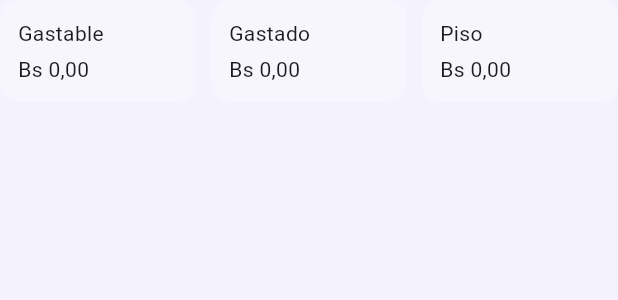
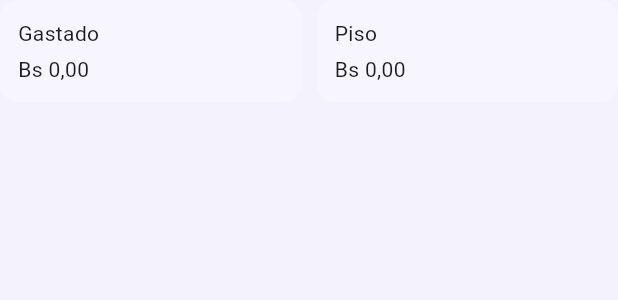
Before and after one commit to Fercho63036/gastos_app, a Flutter app: the FilaGastablePisoWidget widget shown alone on an empty page, opened directly with empty values, on a phone screen of 412 x 824 dp. Shown: the top 300 px of the screen. Run offline on Flutter 3.47's test engine with Material 3 defaults, Android fonts, the phone set to English and light mode, and no system bars; our stand-ins replace fl_chart, get_it, go_router, pull_to_refresh, shared_preferences, sqflite; accounts and stored records are empty.

Commit message:
Fix: Cambios en el manejo del piso limite

```diff
--- a/lib/app/features/inicio/constants/inicio_strings.dart
+++ b/lib/app/features/inicio/constants/inicio_strings.dart
@@ -3,7 +3,6 @@ class InicioStrings {
 
   /********************************* RESUMEN **********************************/
   static const String teQuedaEsteMes = 'Te queda este mes';
-  static const String gastable = 'Gastable';
   static const String gastado = 'Gastado';
   static const String montoInicial = 'Monto inicial';
   static const String piso = 'Piso';
--- a/lib/app/features/inicio/widgets/resumen/fila_gastable_piso_widget.dart
+++ b/lib/app/features/inicio/widgets/resumen/fila_gastable_piso_widget.dart
@@ -77,12 +77,6 @@ class FilaGastablePisoWidget extends StatelessWidget {
       children: [
         Expanded(
           child: _buildMetrica(
-            etiqueta: InicioStrings.gastable,
-            montoCentavos: resumen.gastableCentavos,
-          ),
-        ),
-        Expanded(
-          child: _buildMetrica(
             etiqueta: InicioStrings.gastado,
             montoCentavos: resumen.gastadoCentavos,
           ),
--- a/lib/app/features/periodo/constants/periodo_strings.dart
+++ b/lib/app/features/periodo/constants/periodo_strings.dart
@@ -14,7 +14,8 @@ class PeriodoStrings {
       'Dinero que no deberías tocar. Puedes cambiarlo cuando quieras.';
   static const String arrastradoMasMonto = 'Arrastrado + monto del mes';
   static const String saldoInicial = 'Saldo inicial';
-  static const String gastable = 'Gastable (saldo − piso)';
+  static const String pisoDescontado = 'Piso descontado';
+  static const String disponibleEsteMes = 'Disponible este mes';
   static const String mesIniciado = 'Mes iniciado';
   static const String montoInvalido = 'Ingresa el monto del mes';
   static const String pisoMayorASaldo =
```
Also changed, not shown: lib/app/features/periodo/utils/periodo_helpers.dart (+8 -2 lines), lib/app/shared/utils/resumen_helpers.dart (+4 -3 lines), 1 other file.
